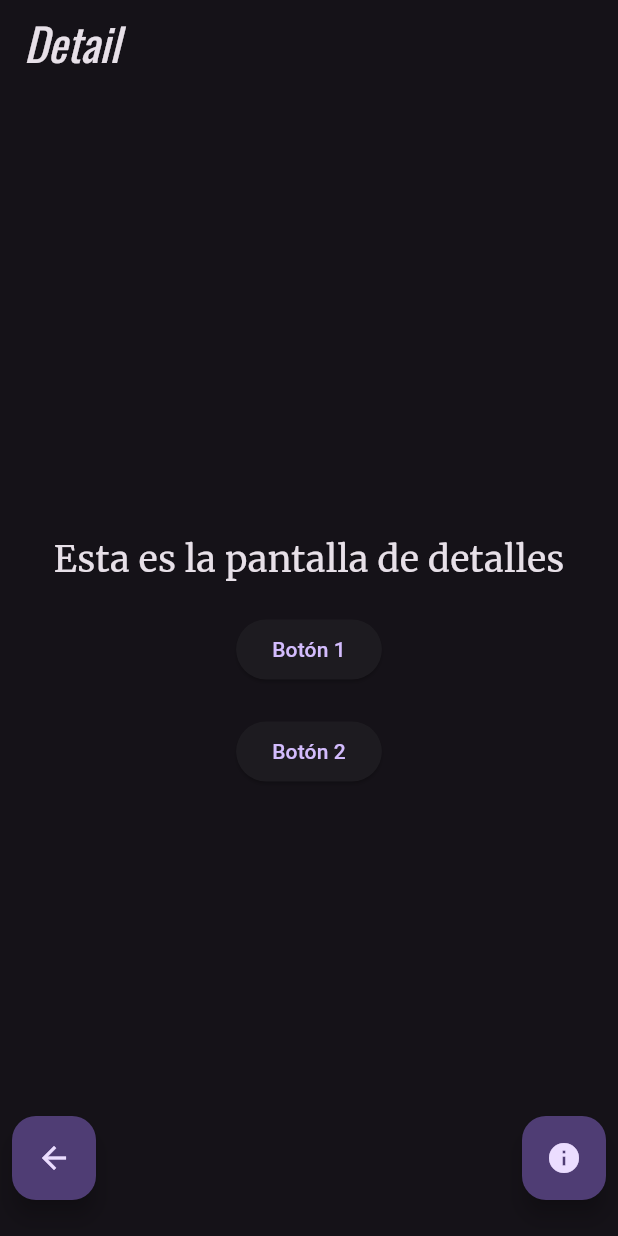
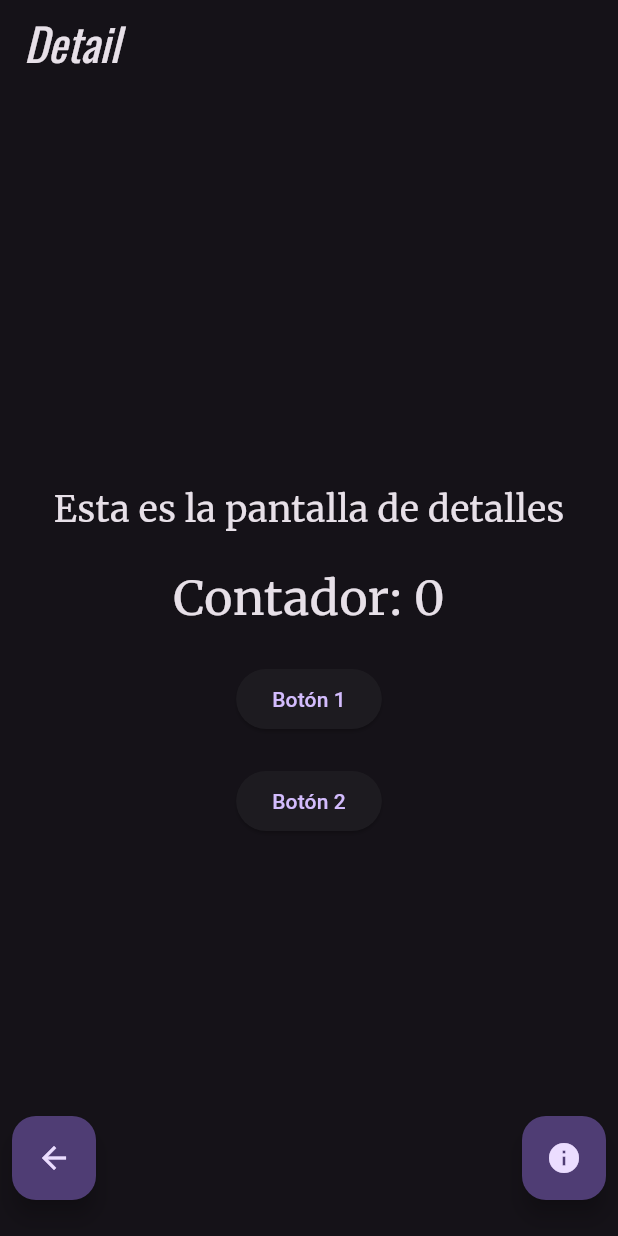
Before and after one commit to KevinATJ/3479A321_2022479006, a Flutter app: the screen it shows after launch, after a tap on the "navigate next" icon, on a phone screen of 412 x 824 dp. Run offline on Flutter 3.47's test engine with Material 3 defaults, Android fonts, the phone set to English and light mode, and no system bars; our stand-ins replace flutter_svg, google_fonts, logger.

Commit message:
lab 6 terminado

```diff
--- a/lib/main.dart
+++ b/lib/main.dart
@@ -2,6 +2,8 @@ import 'package:flutter/material.dart';
 import 'package:flutter_lab1/pages/myhomepage.dart';
 import 'package:google_fonts/google_fonts.dart';
 import 'package:logger/logger.dart';
+import 'package:provider/provider.dart';
+import 'appdata.dart';
 
 void main() {
   runApp(const MyApp());
@@ -13,9 +15,10 @@ class MyApp extends StatelessWidget {
   @override
   Widget build(BuildContext context) {
     var logger = Logger();
-    //logger.d("Logger is working!");
 
-    return MaterialApp(
+    return ChangeNotifierProvider<AppData>(
+      create: (context) => AppData(),
+      child: MaterialApp(
         title: 'Laboratorio 4 Flutter',
         theme: ThemeData(
           colorScheme: ColorScheme.fromSeed(
@@ -37,6 +40,7 @@ class MyApp extends StatelessWidget {
           ),
         ),
         home: const MyHomePage(title: 'Página principal demo de flutter'),
+      ),
     );
   }
 }
--- a/lib/pages/aboutpage.dart
+++ b/lib/pages/aboutpage.dart
@@ -1,10 +1,14 @@
 import 'package:flutter/material.dart';
+import 'package:flutter_lab1/appdata.dart';
+import 'package:provider/provider.dart';
 
 class AboutPage extends StatelessWidget {
   const AboutPage({super.key});
 
   @override
   Widget build(BuildContext context) {
+     Provider.of<AppData>(context, listen: false).actions.add('Ingreso a la pantalla about');
+
     return Scaffold(
       appBar: AppBar(
         title: const Text('About me'),
--- a/lib/pages/detailpage.dart
+++ b/lib/pages/detailpage.dart
@@ -1,13 +1,18 @@
 import 'package:flutter/material.dart';
+import 'package:flutter_lab1/appdata.dart';
 import 'package:flutter_lab1/pages/aboutpage.dart';
+import 'package:provider/provider.dart';
+
 
 class DetailPage extends StatelessWidget {
   const DetailPage({super.key});
 
 
-
   @override
   Widget build(BuildContext context) {
+    Provider.of<AppData>(context, listen: false).actions.add('Ingreso a la pantalla detail');
+    int counter = context.watch<AppData>().counter;
+
     return Scaffold(
       appBar: AppBar(
         title: const Text('Detail'),
@@ -19,6 +24,11 @@ class DetailPage extends StatelessWidget {
             const Text(
               'Esta es la pantalla de detalles',
               style: TextStyle(fontSize: 24),
+            ),
+            const SizedBox(height: 20),
+            Text(
+              'Contador: $counter',
+              style: const TextStyle(fontSize: 32),
             ),
             const SizedBox(height: 20),
             ElevatedButton(
@@ -71,6 +81,4 @@ class DetailPage extends StatelessWidget {
       ),
     );
   }
-
-
 }
--- a/lib/pages/myhomepage.dart
+++ b/lib/pages/myhomepage.dart
@@ -1,8 +1,11 @@
 import 'package:flutter/material.dart';
+import 'package:flutter_lab1/appdata.dart';
 import 'package:flutter_lab1/pages/aboutpage.dart';
+import 'package:flutter_lab1/pages/auditpage.dart';
 import 'package:flutter_lab1/pages/detailpage.dart';
 import 'package:flutter_svg/flutter_svg.dart';
 import 'package:logger/logger.dart';
+import 'package:provider/provider.dart';
 
 class MyHomePage extends StatefulWidget {
   const MyHomePage({super.key, required this.title});
@@ -33,6 +36,7 @@ class _MyHomePageState extends State<MyHomePage> {
   @override
   void initState() {
     super.initState();
+    Provider.of<AppData>(context, listen: false).actions.add('Ingreso a la pantalla home');
     print('initState, mounted: $mounted');
   }
 
@@ -72,10 +76,10 @@ class _MyHomePageState extends State<MyHomePage> {
 
     String gameIcon;
     String message;
-    if (_counter == 10) {
+    if (context.watch<AppData>().counter == 10) {
       gameIcon = iconPathVictory;
       message = '¡Victoria!';
-    } else if (_counter == 5) {
+    } else if (context.watch<AppData>().counter == 5) {
       gameIcon = iconPathDefeat;
       message = 'Derrota';
     } else {
@@ -100,7 +104,7 @@ class _MyHomePageState extends State<MyHomePage> {
               leading: const Icon(Icons.plus_one),
               title: const Text('Contador'),
               onTap: (){
-                _incrementCounter();
+                context.read<AppData>().incrementCounter();
               },
             ),
             ListTile(
@@ -127,10 +131,10 @@ class _MyHomePageState extends State<MyHomePage> {
               leading:  const Icon(Icons.fact_check),
               title: const Text('Auditoria'),
               onTap: (){
-                //Navigator.push(
-                  //context,
-                  //MaterialPageRoute(builder: (context) => const AuditPage()),
-                //  );
+                Navigator.push(
+                  context,
+                  MaterialPageRoute(builder: (context) => const AuditPage()),
+                  );
               }
             ),
           ],
@@ -179,19 +183,19 @@ class _MyHomePageState extends State<MyHomePage> {
                       IconButton(
                         color: Colors.red,
                         icon: const Icon(Icons.exposure_minus_1),
-                        onPressed: _decrementCounter,
+                        onPressed: context.read<AppData>().decrementCounter,
                         tooltip: 'Disminuir',
                       ),
                       IconButton(
                         color: Colors.green,
                         icon: const Icon(Icons.plus_one),
-                        onPressed: _incrementCounter,
+                        onPressed: context.read<AppData>().incrementCounter,
                         tooltip: 'Incrementar',
                       ),
                       IconButton(
                         color: Colors.blue,
                         icon: const Icon(Icons.refresh),
-                        onPressed: _resetCounter,
+                        onPressed: context.read<AppData>().resetCounter,
                         tooltip: 'Resetear',
                       ),
                     ],
--- a/pubspec.yaml
+++ b/pubspec.yaml
@@ -16,6 +16,7 @@ dependencies:
   flutter_svg: ^2.0.10+1
   google_fonts: ^6.2.1
   logger: ^2.4.0
+  provider: ^6.1.2
 
 
 dev_dependencies:
```
Also changed, not shown: lib/appdata.dart (added, +31 -0 lines), lib/pages/auditpage.dart (+35 -0 lines), pubspec.lock. Lines whose indentation alone changed are shown as unchanged.
